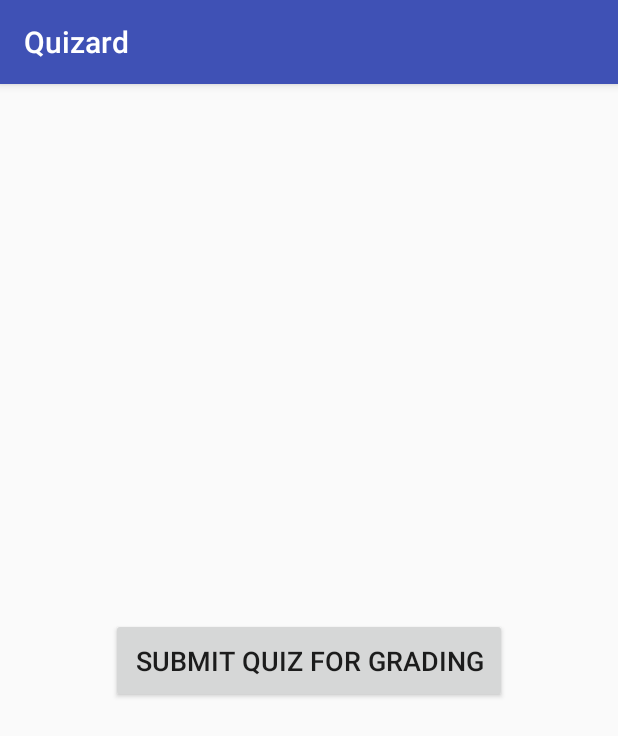
After one commit to Darrennchan8/quizard, an Android app: the fragment SubmitQuizFragment shown on its own in the app's theme, on a phone screen of 412 x 824 dp. The commit adds this screen. Shown: the top 736 px of the screen. Run offline under Robolectric (Android 15) with nearby library versions, the phone set to English and light mode, and no system bars.

Commit message:
Submit quiz fragment added to QuestionViewPager to display at the end of quiz, submit button not yet functional

```diff
--- a/app/src/main/java/cmsc355/groupF/quizard/NewQuestionFragment.java
+++ b/app/src/main/java/cmsc355/groupF/quizard/NewQuestionFragment.java
@@ -22,11 +22,9 @@ public class NewQuestionFragment extends Fragment {
         void publishQuiz();
     }
 
-
     public NewQuestionFragment() {
         // Required empty public constructor
     }
-
 
     @Override
     public View onCreateView(LayoutInflater inflater, ViewGroup container,
--- /dev/null
+++ b/app/src/main/java/cmsc355/groupF/quizard/SubmitQuizFragment.java
@@ -0,0 +1,52 @@
+package cmsc355.groupF.quizard;
+
+import android.content.Context;
+import android.os.Bundle;
+import android.support.v4.app.Fragment;
+import android.view.LayoutInflater;
+import android.view.View;
+import android.view.ViewGroup;
+import android.widget.Button;
+
+
+/**
+ * A simple {@link Fragment} subclass.
+ */
+public class SubmitQuizFragment extends Fragment {
+
+    private QuizSubmitListener mListener;
+
+    public interface QuizSubmitListener {
+        void submitQuiz();
+    }
+
+    public SubmitQuizFragment() {
+        // Required empty public constructor
+    }
+
+    @Override
+    public View onCreateView(LayoutInflater inflater, ViewGroup container,
+                             Bundle savedInstanceState) {
+        // Inflate the layout for this fragment
+        return inflater.inflate(R.layout.fragment_submit_quiz, container, false);
+    }
+    @Override
+    @SuppressWarnings("ConstantConditions")
+    public void onStart() {
+        super.onStart();
+        Button btnSubmit = getView().findViewById(R.id.btn_submit);
+        btnSubmit.setOnClickListener(new View.OnClickListener() {
+            @Override
+            public void onClick(View v) {
+                if (mListener != null) {
+                    mListener.submitQuiz();
+                }
+            }
+        });
+    }
+
+    public void setQuizSubmitListener(QuizSubmitListener listener) {
+        this.mListener = listener;
+    }
+
+}
--- /dev/null
+++ b/app/src/main/res/layout/fragment_submit_quiz.xml
@@ -0,0 +1,22 @@
+<?xml version="1.0" encoding="utf-8"?>
+<android.support.constraint.ConstraintLayout xmlns:android="http://schemas.android.com/apk/res/android"
+    xmlns:app="http://schemas.android.com/apk/res-auto"
+    xmlns:tools="http://schemas.android.com/tools"
+    android:layout_width="match_parent"
+    android:layout_height="match_parent"
+    tools:context=".NewQuestionFragment"
+    tools:layout_editor_absoluteY="81dp">
+
+    <Button
+        android:id="@+id/btn_submit"
+        android:layout_width="wrap_content"
+        android:layout_height="wrap_content"
+        android:padding="16dp"
+        android:text="@string/submit"
+        android:textSize="18sp"
+        app:layout_constraintBottom_toBottomOf="parent"
+        app:layout_constraintEnd_toEndOf="parent"
+        app:layout_constraintHorizontal_bias="0.5"
+        app:layout_constraintStart_toStartOf="parent"
+        app:layout_constraintTop_toTopOf="parent" />
+</android.support.constraint.ConstraintLayout>
--- a/app/src/main/res/values/strings.xml
+++ b/app/src/main/res/values/strings.xml
@@ -32,10 +32,11 @@
     <string name="error_publishing_quiz">There was an error publishing the quiz.</string>
     <string name="quiz_not_published">The Quiz Was Not Published.</string>
     <string name="question_i_of_n">Question %1$d of %2$d</string>
-
     <string name="title_activity_question_view">Quiz Name</string>
     <string name="question_number">1</string>
     <string name="question_total">20</string>
+    <string name="submit">Submit Quiz for Grading</string>
     <string name="begin">Begin</string>
     <string name="find_quiz_text_view">Enter name of quiz:</string>
+
 </resources>
```
Also changed, not shown: app/src/main/java/cmsc355/groupF/quizard/QuestionViewActivity.java (+6 -10 lines), app/src/main/java/cmsc355/groupF/quizard/QuestionViewPageAdapter.java (+40 -5 lines).
